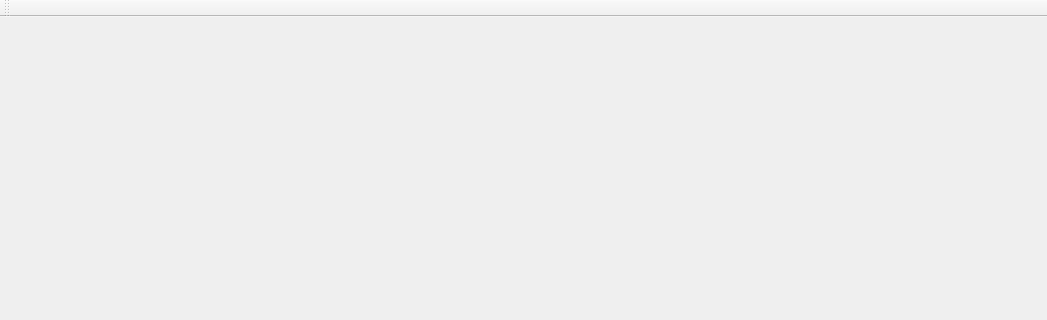
Qt form mainwindow.ui (ValeriiZolotov/VisualizationAndSimulation) before a commit; both pictures show x 0 to 1047 and y 0 to 320 of the 1047 by 788 pixel window.
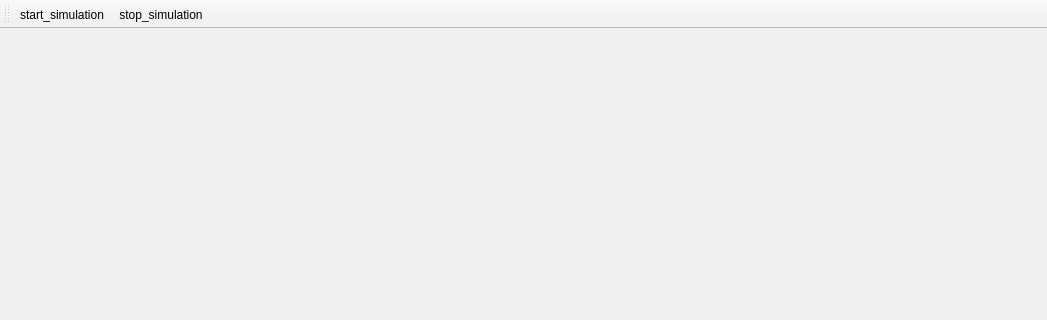
The same form after that commit.

Patch:
```diff
--- a/mainwindow.ui
+++ b/mainwindow.ui
@@ -37,8 +37,20 @@
    <attribute name="toolBarBreak">
     <bool>false</bool>
    </attribute>
+   <addaction name="actionstart_simulation"/>
+   <addaction name="actionstop_simulation"/>
   </widget>
   <widget class="QStatusBar" name="statusBar"/>
+  <action name="actionstart_simulation">
+   <property name="text">
+    <string>start_simulation</string>
+   </property>
+  </action>
+  <action name="actionstop_simulation">
+   <property name="text">
+    <string>stop_simulation</string>
+   </property>
+  </action>
  </widget>
  <layoutdefault spacing="6" margin="11"/>
  <resources/>
```
Left out of the diff: 2 changed lines with no effect on the pictures.
